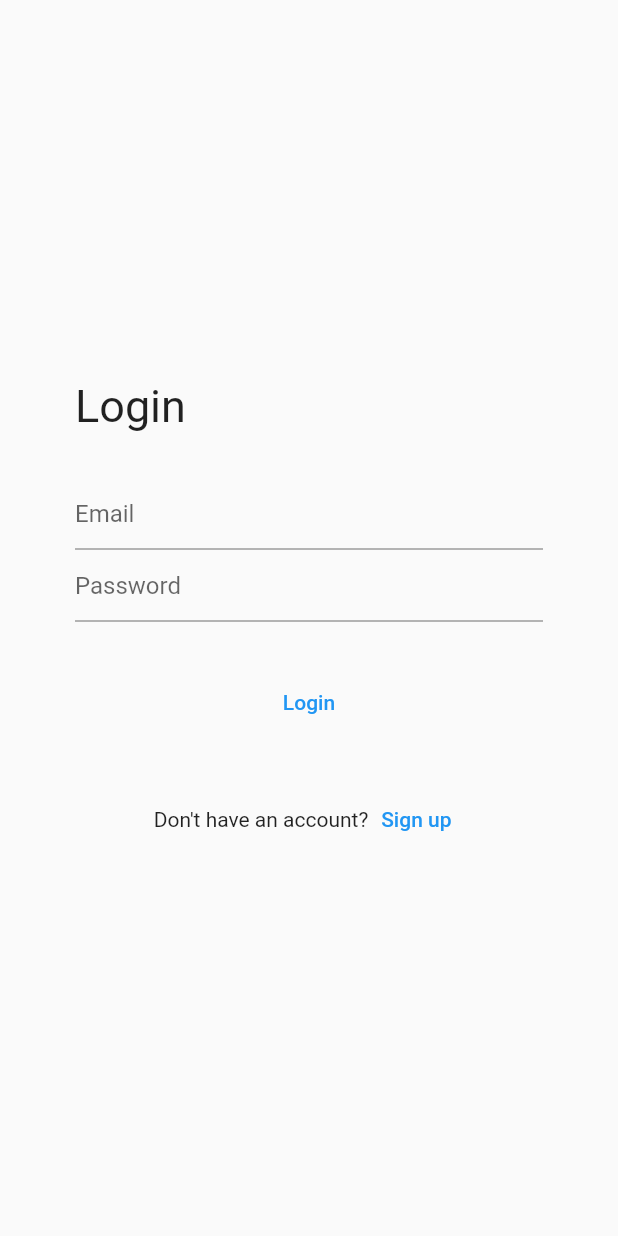
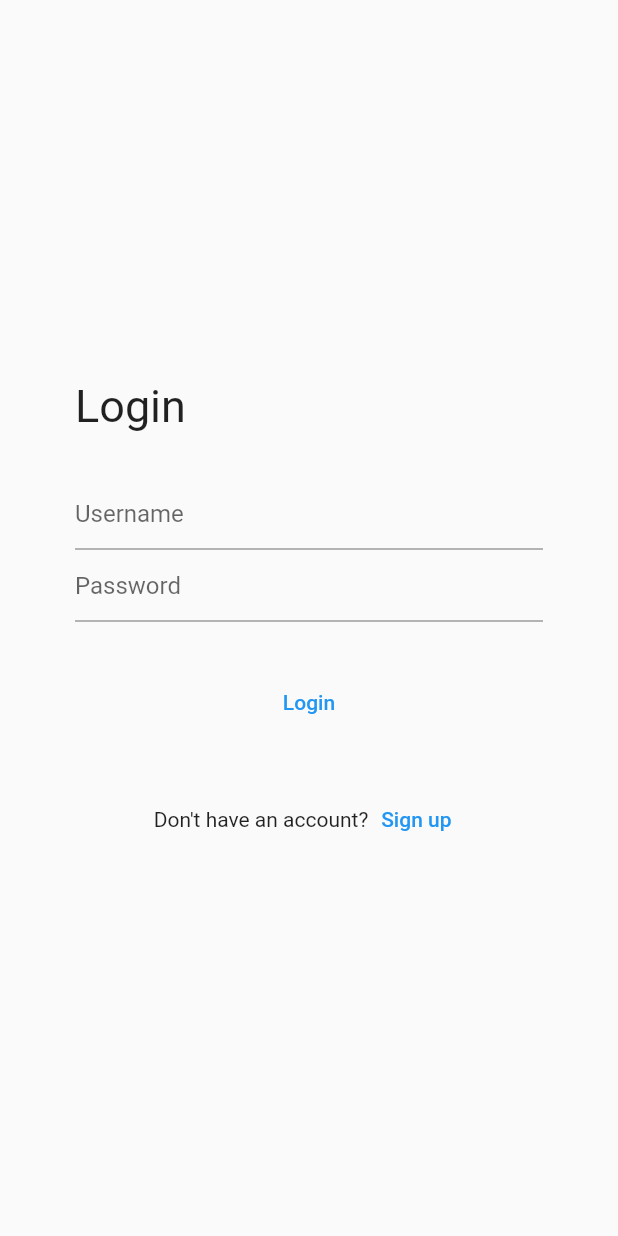
Before and after one commit to 41y08h/auth_flutter, a Flutter app: the screen it shows after launch, after a tap on "Login", on a phone screen of 412 x 824 dp. Run offline on Flutter 3.47's test engine with Material 2 defaults, Android fonts, the light colour scheme and no system bars; our stand-ins replace shared_preferences; network calls fail.

Commit message:
feat: login

```diff
--- a/lib/screens/login_screen.dart
+++ b/lib/screens/login_screen.dart
@@ -1,7 +1,46 @@
+import 'dart:convert';
+
 import 'package:flutter/material.dart';
+import 'package:http/http.dart' as http;
+import 'package:shared_preferences/shared_preferences.dart';
 
-class LoginScreen extends StatelessWidget {
+class LoginScreen extends StatefulWidget {
   const LoginScreen({Key? key}) : super(key: key);
+
+  @override
+  State<LoginScreen> createState() => _LoginScreenState();
+}
+
+class _LoginScreenState extends State<LoginScreen> {
+  String username = "";
+  String password = "";
+
+  void handleSubmit() async {
+    http.Response response = await http.post(
+      Uri.parse("http://192.168.0.104:5000/login"),
+      headers: {"Content-Type": "application/json; charset=UTF-8"},
+      body: jsonEncode({
+        "username": username,
+        "password": password,
+      }),
+    );
+    final data = jsonDecode(response.body);
+
+    if (response.statusCode == 200) {
+      // Save token in shared preferences
+      final perfs = await SharedPreferences.getInstance();
+      await perfs.setString("token", data["token"]);
+
+      Navigator.of(context)
+          .pushNamedAndRemoveUntil("/dashboard", (route) => false);
+    } else {
+      // Show error message
+      ScaffoldMessenger.of(context).showSnackBar(SnackBar(
+        content: Text(data["error"]["message"]),
+        duration: const Duration(seconds: 3),
+      ));
+    }
+  }
 
   @override
   Widget build(BuildContext context) {
@@ -20,21 +59,34 @@ class LoginScreen extends StatelessWidget {
               const SizedBox(
                 height: 30,
               ),
-              const TextField(
-                decoration: InputDecoration(
-                  hintText: "Email",
+              TextField(
+                decoration: const InputDecoration(
+                  hintText: "Username",
                 ),
+                onChanged: (value) {
+                  setState(() {
+                    username = value;
+                  });
+                },
               ),
-              const TextField(
-                decoration: InputDecoration(
+              TextField(
+                obscureText: true,
+                autocorrect: false,
+                enableSuggestions: false,
+                decoration: const InputDecoration(
                   hintText: "Password",
                 ),
+                onChanged: (value) {
+                  setState(() {
+                    password = value;
+                  });
+                },
               ),
               const SizedBox(
                 height: 30,
               ),
               TextButton(
-                onPressed: () {},
+                onPressed: handleSubmit,
                 child: const Text("Login"),
               ),
               const SizedBox(
```
